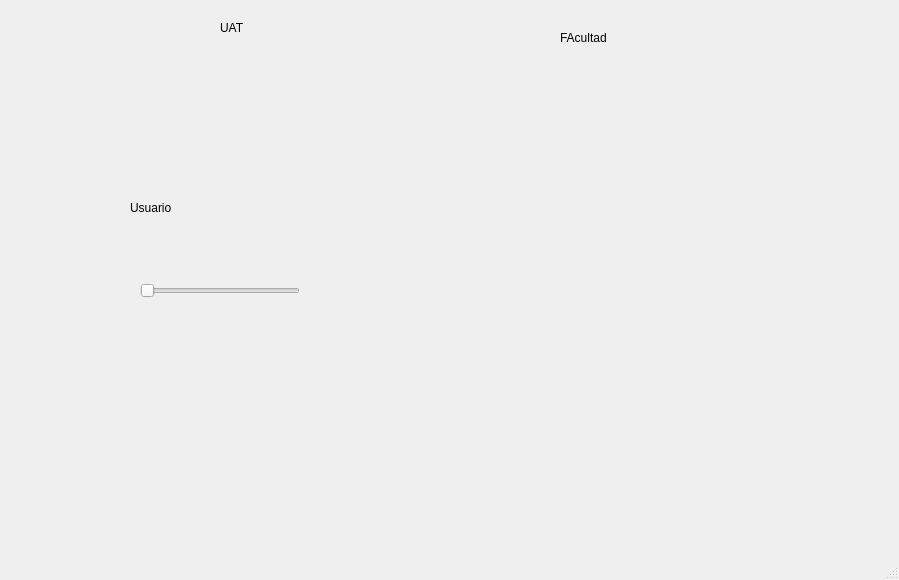
First picture: the form in Unidad 2/P_06_HorizontalSlider.ui, repository adanclv/PIP_2024_1, before the edit.
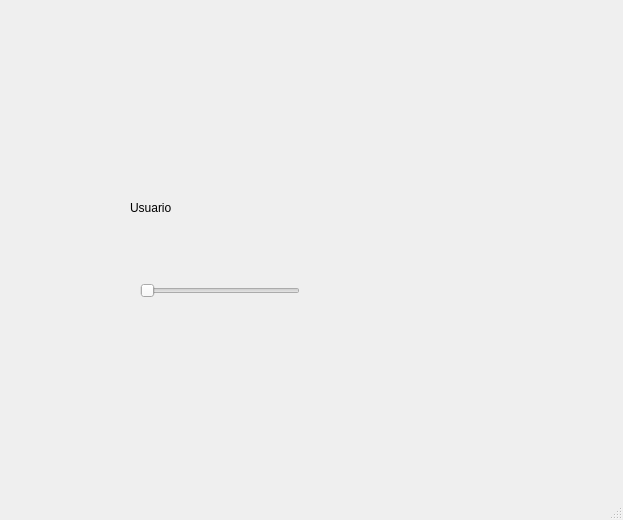
Second picture: the form after the edit. Icons and pictures are not drawn.

Patch:
```diff
--- a/Unidad 2/P_06_HorizontalSlider.ui
+++ b/Unidad 2/P_06_HorizontalSlider.ui
@@ -6,8 +6,8 @@
    <rect>
     <x>0</x>
     <y>0</y>
-    <width>899</width>
-    <height>580</height>
+    <width>623</width>
+    <height>520</height>
    </rect>
   </property>
   <property name="windowTitle">
@@ -17,9 +17,9 @@
    <widget class="QLabel" name="label">
     <property name="geometry">
      <rect>
-      <x>30</x>
+      <x>10</x>
       <y>20</y>
-      <width>171</width>
+      <width>241</width>
       <height>101</height>
      </rect>
     </property>
@@ -36,10 +36,10 @@
    <widget class="QLabel" name="label_2">
     <property name="geometry">
      <rect>
-      <x>674</x>
-      <y>30</y>
-      <width>171</width>
-      <height>91</height>
+      <x>370</x>
+      <y>20</y>
+      <width>231</width>
+      <height>111</height>
      </rect>
     </property>
     <property name="text">
@@ -55,10 +55,10 @@
    <widget class="QLabel" name="label_4">
     <property name="geometry">
      <rect>
-      <x>760</x>
-      <y>430</y>
-      <width>111</width>
-      <height>91</height>
+      <x>530</x>
+      <y>400</y>
+      <width>81</width>
+      <height>61</height>
      </rect>
     </property>
     <property name="text">
@@ -74,34 +74,8 @@
    <widget class="QLabel" name="label_5">
     <property name="geometry">
      <rect>
-      <x>560</x>
-      <y>30</y>
-      <width>55</width>
-      <height>16</height>
-     </rect>
-    </property>
-    <property name="text">
-     <string>FAcultad</string>
-    </property>
-   </widget>
-   <widget class="QLabel" name="label_6">
-    <property name="geometry">
-     <rect>
-      <x>220</x>
-      <y>20</y>
-      <width>55</width>
-      <height>16</height>
-     </rect>
-    </property>
-    <property name="text">
-     <string>UAT</string>
-    </property>
-   </widget>
-   <widget class="QLabel" name="img_persona_4">
-    <property name="geometry">
-     <rect>
-      <x>460</x>
-      <y>210</y>
+      <x>380</x>
+      <y>190</y>
       <width>171</width>
       <height>141</height>
      </rect>
```
Left out of the diff: 14 changed lines with no effect on the pictures.
